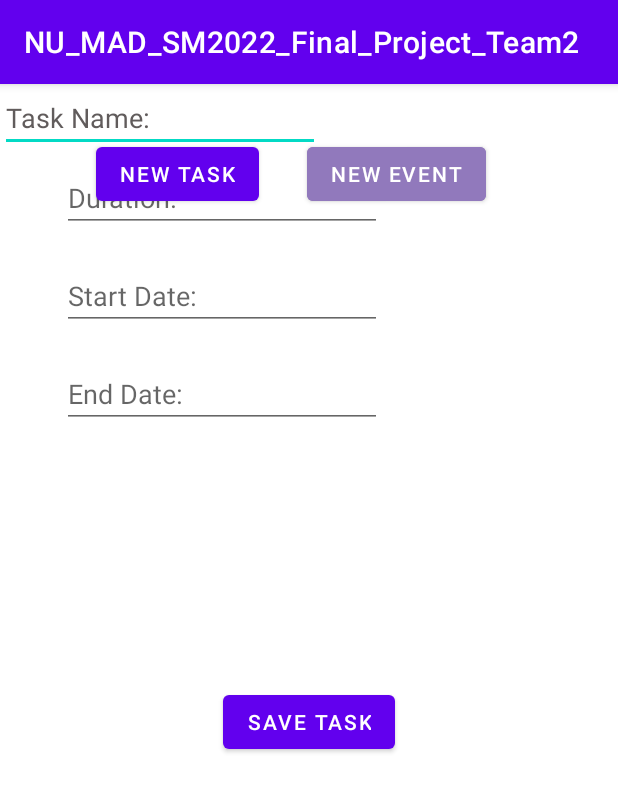
After one commit to emilyhendrick/NU_MAD_SM2022_Final_Project_Team2, an Android app: the fragment AddTaskFragment shown on its own in the app's theme, on a phone screen of 412 x 824 dp. The commit adds this screen. Shown: the top 792 px of the screen. Run offline under Robolectric (Android 15) with nearby library versions, the phone set to English and light mode, and no system bars.

Commit message:
layout - task

```diff
--- /dev/null
+++ b/app/src/main/java/com/example/nu_mad_sm2022_final_project_team2/task/AddTaskFragment.java
@@ -0,0 +1,66 @@
+package com.example.nu_mad_sm2022_final_project_team2.task;
+
+import android.os.Bundle;
+
+import androidx.fragment.app.Fragment;
+
+import android.view.LayoutInflater;
+import android.view.View;
+import android.view.ViewGroup;
+
+import com.example.nu_mad_sm2022_final_project_team2.R;
+
+/**
+ * A simple {@link Fragment} subclass.
+ * Use the {@link AddTaskFragment#newInstance} factory method to
+ * create an instance of this fragment.
+ */
+public class AddTaskFragment extends Fragment {
+
+    // TODO: Rename parameter arguments, choose names that match
+    // the fragment initialization parameters, e.g. ARG_ITEM_NUMBER
+    private static final String ARG_PARAM1 = "param1";
+    private static final String ARG_PARAM2 = "param2";
+
+    // TODO: Rename and change types of parameters
+    private String mParam1;
+    private String mParam2;
+
+    public AddTaskFragment() {
+        // Required empty public constructor
+    }
+
+    /**
+     * Use this factory method to create a new instance of
+     * this fragment using the provided parameters.
+     *
+     * @param param1 Parameter 1.
+     * @param param2 Parameter 2.
+     * @return A new instance of fragment AddTaskFragment.
+     */
+    // TODO: Rename and change types and number of parameters
+    public static AddTaskFragment newInstance(String param1, String param2) {
+        AddTaskFragment fragment = new AddTaskFragment();
+        Bundle args = new Bundle();
+        args.putString(ARG_PARAM1, param1);
+        args.putString(ARG_PARAM2, param2);
+        fragment.setArguments(args);
+        return fragment;
+    }
+
+    @Override
+    public void onCreate(Bundle savedInstanceState) {
+        super.onCreate(savedInstanceState);
+        if (getArguments() != null) {
+            mParam1 = getArguments().getString(ARG_PARAM1);
+            mParam2 = getArguments().getString(ARG_PARAM2);
+        }
+    }
+
+    @Override
+    public View onCreateView(LayoutInflater inflater, ViewGroup container,
+                             Bundle savedInstanceState) {
+        // Inflate the layout for this fragment
+        return inflater.inflate(R.layout.fragment_add_task, container, false);
+    }
+}
--- /dev/null
+++ b/app/src/main/res/layout/fragment_add_task.xml
@@ -0,0 +1,105 @@
+<?xml version="1.0" encoding="utf-8"?>
+<androidx.constraintlayout.widget.ConstraintLayout xmlns:android="http://schemas.android.com/apk/res/android"
+    xmlns:app="http://schemas.android.com/apk/res-auto"
+    xmlns:tools="http://schemas.android.com/tools"
+    android:id="@+id/addTaskLayout"
+    android:layout_width="match_parent"
+    android:layout_height="match_parent"
+    android:label="Add Task"
+    tools:context=".task.AddTaskFragment">
+
+
+    <EditText
+        android:id="@+id/inp_txt_task_name"
+        android:layout_width="wrap_content"
+        android:layout_height="wrap_content"
+        android:ems="10"
+        android:inputType="textPersonName"
+        android:text="@string/taskMame"
+        android:textColor="#615C5C"
+        tools:layout_editor_absoluteX="42dp"
+        tools:layout_editor_absoluteY="120dp" />
+
+    <EditText
+        android:id="@+id/inp_duration_number"
+        android:layout_width="wrap_content"
+        android:layout_height="wrap_content"
+        android:layout_marginTop="8dp"
+        android:ems="10"
+        android:hint="@string/duration"
+        android:inputType="number"
+        app:layout_constraintEnd_toEndOf="parent"
+        app:layout_constraintHorizontal_bias="0.208"
+        app:layout_constraintStart_toStartOf="parent"
+        app:layout_constraintTop_toBottomOf="@+id/inp_txt_task_name" />
+
+    <EditText
+        android:id="@+id/inp_start_date"
+        android:layout_width="wrap_content"
+        android:layout_height="wrap_content"
+        android:layout_marginTop="20dp"
+        android:ems="10"
+        android:hint="@string/startDate"
+        android:inputType="date"
+        app:layout_constraintEnd_toEndOf="parent"
+        app:layout_constraintHorizontal_bias="0.208"
+        app:layout_constraintStart_toStartOf="parent"
+        app:layout_constraintTop_toBottomOf="@+id/inp_duration_number" />
+
+    <Spinner
+        android:id="@+id/spin_categories"
+        android:layout_width="409dp"
+        android:layout_height="wrap_content"
+        android:layout_marginStart="40dp"
+        android:layout_marginTop="32dp"
+        app:layout_constraintStart_toStartOf="parent"
+        app:layout_constraintTop_toBottomOf="@+id/inp_due_date" />
+
+    <EditText
+        android:id="@+id/inp_due_date"
+        android:layout_width="wrap_content"
+        android:layout_height="wrap_content"
+        android:layout_marginTop="20dp"
+        android:ems="10"
+        android:hint="@string/editEndDate"
+        android:inputType="date"
+        app:layout_constraintEnd_toEndOf="parent"
+        app:layout_constraintHorizontal_bias="0.208"
+        app:layout_constraintStart_toStartOf="parent"
+        app:layout_constraintTop_toBottomOf="@+id/inp_start_date" />
+
+    <Button
+        android:id="@+id/btn_add_task"
+        android:layout_width="wrap_content"
+        android:layout_height="wrap_content"
+        android:layout_marginTop="56dp"
+        android:text="@string/saveTask"
+        app:layout_constraintBottom_toBottomOf="parent"
+        app:layout_constraintEnd_toEndOf="parent"
+        app:layout_constraintStart_toStartOf="parent"
+        app:layout_constraintTop_toBottomOf="@+id/spin_categories"
+        app:layout_constraintVertical_bias="0.158" />
+
+    <Button
+        android:id="@+id/btn_add_event"
+        android:layout_width="wrap_content"
+        android:layout_height="wrap_content"
+        android:layout_marginStart="32dp"
+        android:layout_marginTop="36dp"
+        android:backgroundTint="#9179BC"
+        android:text="@string/newEvent"
+        app:layout_constraintEnd_toEndOf="parent"
+        app:layout_constraintHorizontal_bias="0.0"
+        app:layout_constraintStart_toEndOf="@+id/btn_add_task_nav"
+        app:layout_constraintTop_toTopOf="parent" />
+
+    <Button
+        android:id="@+id/btn_add_task_nav"
+        android:layout_width="wrap_content"
+        android:layout_height="wrap_content"
+        android:layout_marginStart="64dp"
+        android:layout_marginTop="36dp"
+        android:text="@string/newTask"
+        app:layout_constraintStart_toStartOf="parent"
+        app:layout_constraintTop_toTopOf="parent" />
+</androidx.constraintlayout.widget.ConstraintLayout>
```
Also changed, not shown: app/src/main/java/com/example/nu_mad_sm2022_final_project_team2/task/Task.java (added, +77 -0 lines), app/src/main/res/values/strings.xml (+12 -0 lines).
